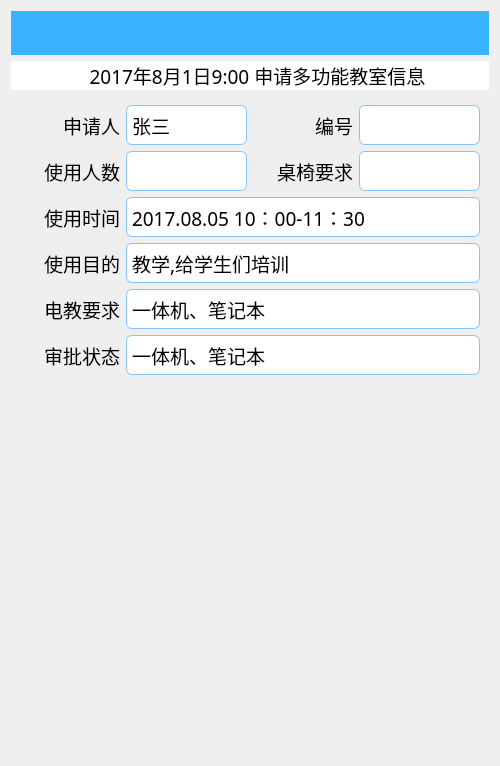
Above: pages/RoomPage2.ui from wps139hf/app before the change. Below: the same form after it.
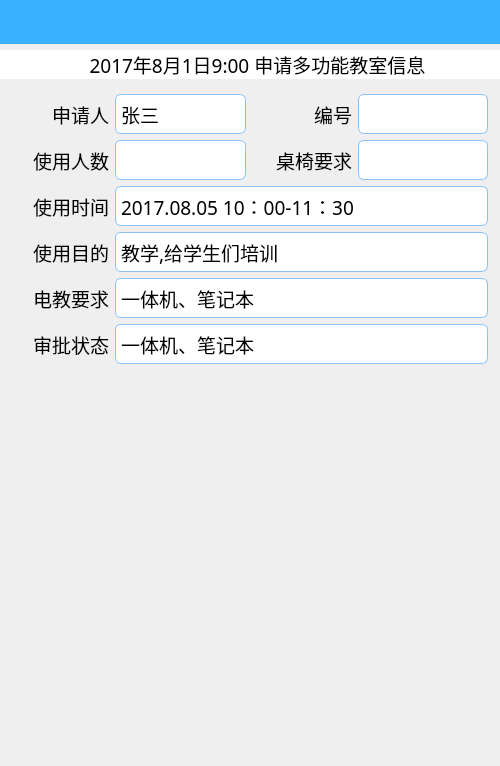
That is the form after the change. Custom widgets are drawn as their Qt base class.

What changed in the file:
```diff
--- a/pages/RoomPage2.ui
+++ b/pages/RoomPage2.ui
@@ -20,6 +20,18 @@
    <string>Form</string>
   </property>
   <layout class="QVBoxLayout" name="verticalLayout">
+   <property name="leftMargin">
+    <number>0</number>
+   </property>
+   <property name="topMargin">
+    <number>0</number>
+   </property>
+   <property name="rightMargin">
+    <number>0</number>
+   </property>
+   <property name="bottomMargin">
+    <number>0</number>
+   </property>
    <item>
     <widget class="TitleBar" name="titleBar" native="true">
      <property name="minimumSize">
@@ -64,6 +76,9 @@
       <string notr="true">background-color: transparent;</string>
      </property>
      <layout class="QGridLayout" name="gridLayout">
+      <property name="rightMargin">
+       <number>12</number>
+      </property>
       <item row="0" column="0">
        <widget class="QLabel" name="nameApplicant">
         <property name="minimumSize">
```
